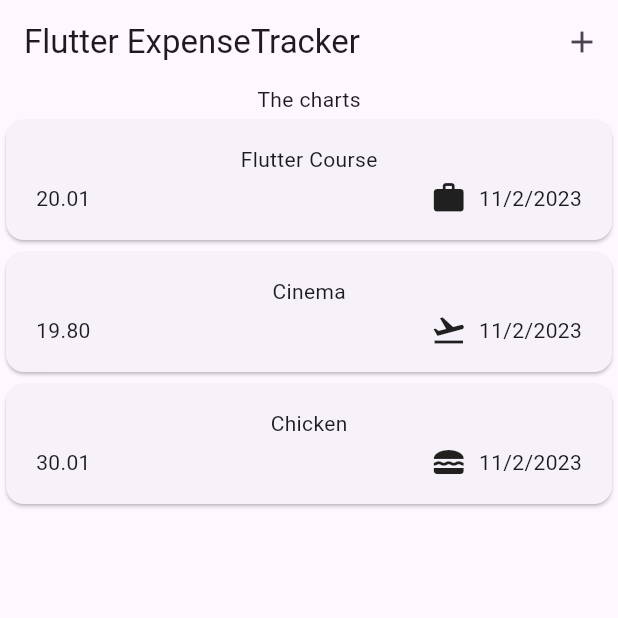
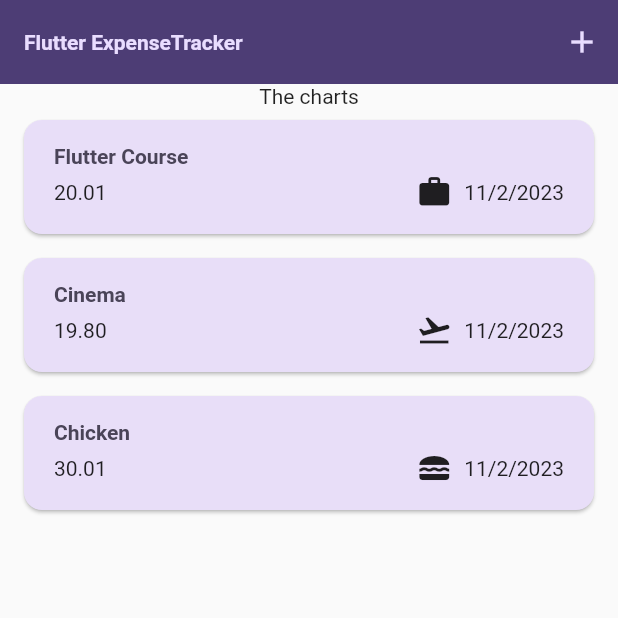
Before and after one commit to vijayakumar-h/expensive_tracker_app, a Flutter app: the screen it shows after launch, on a phone screen of 412 x 824 dp, the top half of it. Run offline on Flutter 3.47's test engine with Material 2 defaults, Android fonts, the phone set to English and light mode, and no system bars.

Commit message:
added the light theme inside the application.

```diff
--- a/lib/main.dart
+++ b/lib/main.dart
@@ -3,6 +3,10 @@ import 'package:expensive_tracker_app/utils/common_exports.dart';
 void main() {
   runApp(const ExpensiveTrackerApp());
 }
+
+var kColorScheme = ColorScheme.fromSeed(
+  seedColor: const Color.fromARGB(255, 96, 59, 181),
+);
 
 class ExpensiveTrackerApp extends StatelessWidget {
   const ExpensiveTrackerApp({super.key});
@@ -11,7 +15,29 @@ class ExpensiveTrackerApp extends StatelessWidget {
   Widget build(BuildContext context) {
     return MaterialApp(
       debugShowCheckedModeBanner: false,
-      theme: ThemeData(useMaterial3: true),
+      theme: ThemeData().copyWith(
+        useMaterial3: true,
+        colorScheme: kColorScheme,
+        appBarTheme: const AppBarTheme().copyWith(
+            backgroundColor: kColorScheme.onPrimaryContainer,
+            foregroundColor: kColorScheme.primaryContainer),
+        cardTheme: const CardTheme().copyWith(
+          color: kColorScheme.secondaryContainer,
+          margin: const EdgeInsets.symmetric(horizontal: 16, vertical: 8),
+        ),
+        elevatedButtonTheme: ElevatedButtonThemeData(
+          style: ElevatedButton.styleFrom(
+            backgroundColor: kColorScheme.primaryContainer,
+          ),
+        ),
+        textTheme: ThemeData().textTheme.copyWith(
+              titleLarge: TextStyle(
+                fontSize: 14,
+                fontWeight: FontWeight.bold,
+                color: kColorScheme.onSecondaryContainer,
+              ),
+            ),
+      ),
       navigatorKey: NavigationServices.navigateKey,
       initialRoute: Routes.initializeExpensiveTracker,
       onGenerateRoute: NavigationServices().generateRoute,
--- a/lib/widgets/expensive_list/expense_item.dart
+++ b/lib/widgets/expensive_list/expense_item.dart
@@ -11,8 +11,12 @@ class ExpenseItem extends StatelessWidget {
       child: Padding(
         padding: const EdgeInsets.symmetric(horizontal: 20, vertical: 16),
         child: Column(
+          crossAxisAlignment: CrossAxisAlignment.start,
           children: [
-            Text(expense.title),
+            Text(
+              expense.title,
+              style: Theme.of(context).textTheme.titleLarge,
+            ),
             const SizedBox(height: 4),
             Row(
               children: [
--- a/lib/widgets/expensive_list/expense_list.dart
+++ b/lib/widgets/expensive_list/expense_list.dart
@@ -20,6 +20,12 @@ class ExpenseList extends StatelessWidget {
           onDismissed: (direction) {
             onRemoveExpense(expenses[index]);
           },
+          background: Container(
+            color: Theme.of(context).colorScheme.error.withOpacity(0.75),
+            margin: EdgeInsets.symmetric(
+              horizontal: Theme.of(context).cardTheme.margin!.horizontal,
+            ),
+          ),
           key: ValueKey(expenses[index]),
           child: ExpenseItem(expense: expenses[index])),
     );
```
